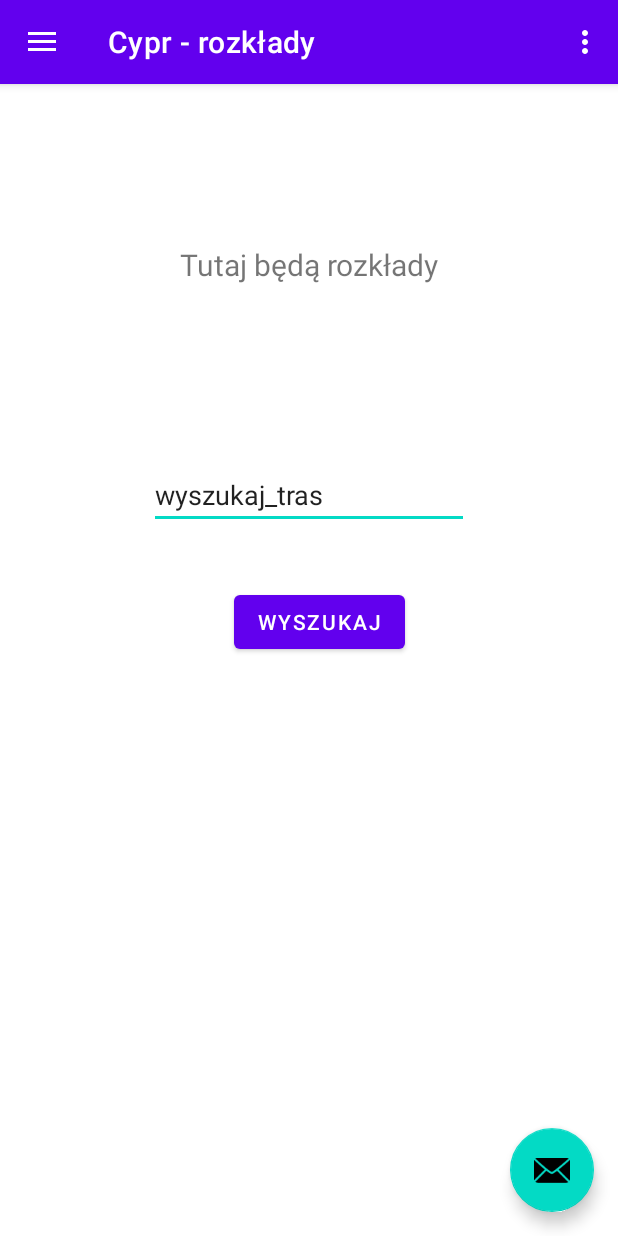
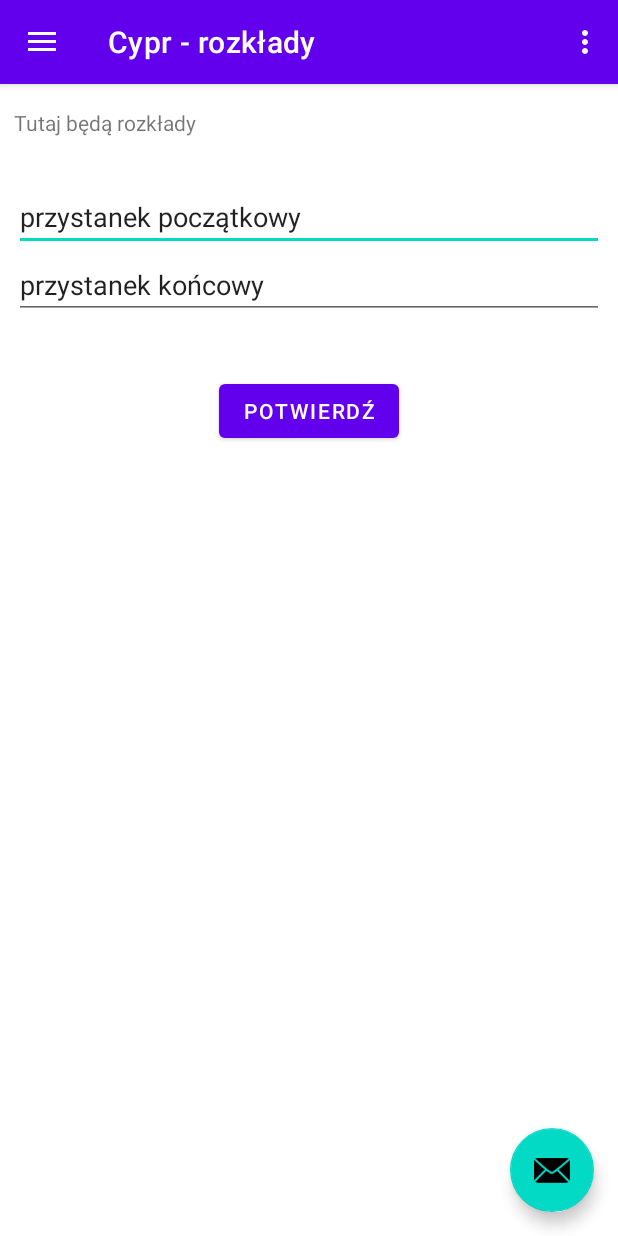
Before and after one commit to Arkadiusz-K/jakDojadeCypr, an Android app: the screen it shows after launch (MainActivity), in the side drawer, after a tap on "Trasa", on a phone screen of 412 x 824 dp. Run offline under Robolectric (Android 15) with nearby library versions, the phone set to English and light mode, and no system bars; our stand-ins replace Firebase (no records; nobody signed in at launch, a user with empty details on screens opened directly), navigation-ui.

Commit message:
route - beggining

```diff
--- a/app/src/main/java/com/example/cyprjakdojade/ui/gallery/GalleryFragment.java
+++ b/app/src/main/java/com/example/cyprjakdojade/ui/gallery/GalleryFragment.java
@@ -4,6 +4,8 @@ import android.os.Bundle;
 import android.view.LayoutInflater;
 import android.view.View;
 import android.view.ViewGroup;
+import android.widget.Button;
+import android.widget.EditText;
 import android.widget.TextView;
 
 import androidx.annotation.NonNull;
@@ -13,6 +15,11 @@ import androidx.lifecycle.Observer;
 import androidx.lifecycle.ViewModelProvider;
 
 import com.example.cyprjakdojade.R;
+import com.google.firebase.database.DataSnapshot;
+import com.google.firebase.database.DatabaseError;
+import com.google.firebase.database.DatabaseReference;
+import com.google.firebase.database.FirebaseDatabase;
+import com.google.firebase.database.ValueEventListener;
 
 public class GalleryFragment extends Fragment {
 
@@ -23,13 +30,41 @@ public class GalleryFragment extends Fragment {
         galleryViewModel =
                 new ViewModelProvider(this).get(GalleryViewModel.class);
         View root = inflater.inflate(R.layout.fragment_gallery, container, false);
-        final TextView textView = root.findViewById(R.id.text_gallery);
+        final TextView textView = root.findViewById(R.id.trasa);
         galleryViewModel.getText().observe(getViewLifecycleOwner(), new Observer<String>() {
             @Override
             public void onChanged(@Nullable String s) {
                 textView.setText(s);
             }
         });
+
+        EditText trasaPrzystanekPoczatkowy = root.findViewById(R.id.trasaPoczatkowy);
+        EditText trasaPrzystanekKoncowy = root.findViewById(R.id.trasaKoncowy);
+        Button button = (Button)root.findViewById(R.id.buttonTrasa);
+        final FirebaseDatabase database = FirebaseDatabase.getInstance();
+        button.setOnClickListener(new View.OnClickListener(){
+            @Override
+            public void onClick(View v) {
+                String przystanekPoczatkowy = trasaPrzystanekPoczatkowy.getText().toString();
+                String przystanekKoncowy = trasaPrzystanekKoncowy.getText().toString();
+                DatabaseReference ref = database.getReference("trasa").child(przystanekPoczatkowy);
+                ValueEventListener valueEventListener = new ValueEventListener() {
+
+                    @Override
+                    public void onDataChange(@NonNull DataSnapshot snapshot) {
+                        System.out.println("jestem w onDataCgange: "+ref.getKey());
+                        System.out.println("@@@@@@@@@@@@@@ ilosc dzieci: "+snapshot.getChildrenCount());
+                    }
+
+                    @Override
+                    public void onCancelled(@NonNull DatabaseError error) {
+
+                    }
+                };
+                ref.addListenerForSingleValueEvent(valueEventListener);
+            }
+            });
+
         return root;
     }
 }
--- a/app/src/main/java/com/example/cyprjakdojade/ui/home/HomeFragment.java
+++ b/app/src/main/java/com/example/cyprjakdojade/ui/home/HomeFragment.java
@@ -1,5 +1,6 @@
 package com.example.cyprjakdojade.ui.home;
 
+import android.annotation.SuppressLint;
 import android.os.Bundle;
 import android.view.LayoutInflater;
 import android.view.View;
@@ -55,6 +56,7 @@ public class HomeFragment extends Fragment {
         time = root.findViewById(R.id.editTextTime);
         Button button = (Button)root.findViewById(R.id.buttonSearch);
         button.setOnClickListener(new View.OnClickListener(){
+            @SuppressLint("SetTextI18n")
             @Override
             public void onClick(View view){
                 // wczytanie danych
@@ -76,10 +78,12 @@ public class HomeFragment extends Fragment {
                     @Override
                     public void onDataChange(DataSnapshot dataSnapshot) {
                         if(dataSnapshot != null && dataSnapshot.getChildren()!=null && dataSnapshot.getChildren().iterator().hasNext()){
+                            System.out.println("@@@@@@@@@@@@@@ ilosc dzieci: "+dataSnapshot.getChildrenCount());
                             int i=1;
                             int godzinaInt=0;
                             for(DataSnapshot ds : dataSnapshot.getChildren()){
                                 String godzOdjazdu = (String)ds.getValue();
+                                assert godzOdjazdu != null;
                                 String[] podzielonaGodzina = godzOdjazdu.split(":");
                                 String godzina = podzielonaGodzina[0]+podzielonaGodzina[1];
                                 try {
@@ -113,13 +117,8 @@ public class HomeFragment extends Fragment {
                         if (timetable.size() == 0)
                             System.out.println("Pusta lista????????????????????????");
                         i = 0;
-                        System.out.println("GODZINA INT: " + czasOdjazdu);
                         timetable = HomeFunctions.najblizszaGodzina(timetable, czasOdjazdu);
                         System.out.println("---------------------------------------------------");
-                        /*for (int time : timetable) {
-                            System.out.println("nr: " + i + " ,po powrocie z funkcji: " + time);
-                            i++;
-                        }*/
                         for(int j=0;j<3;j++){
                             System.out.println("Z tablicy!!!!!!! :" + timetable.get(j));
                         }
--- a/app/src/main/java/com/example/cyprjakdojade/ui/home/HomeFunctions.java
+++ b/app/src/main/java/com/example/cyprjakdojade/ui/home/HomeFunctions.java
@@ -8,8 +8,6 @@ import java.util.ArrayList;
 
 public class HomeFunctions {
     public static ArrayList<Integer> najblizszaGodzina(ArrayList<Integer> list, int i){
-        System.out.println("GODZINA I OUTPUT POWINIEN BYC OD NIEJ WIEKSZY: "+i);
-        System.out.println("PIERWSZA WARTOSC Z LISTY: "+list.get(0));
         if(i<=list.get(0)) {
             System.out.println("i wieksze niz list.get(0)");
             return list;
@@ -18,7 +16,6 @@ public class HomeFunctions {
         int doWpisania = 3;
         for(int j : list){
             if(i<=j && doWpisania>0){
-                System.out.println("i: "+i+" ,na liście:"+j+"j dodane do listy");
                 resultList.add(j);
                 doWpisania--;
             }
--- a/app/src/main/res/layout/fragment_gallery.xml
+++ b/app/src/main/res/layout/fragment_gallery.xml
@@ -2,47 +2,71 @@
 <androidx.constraintlayout.widget.ConstraintLayout xmlns:android="http://schemas.android.com/apk/res/android"
     xmlns:app="http://schemas.android.com/apk/res-auto"
     xmlns:tools="http://schemas.android.com/tools"
+    android:id="@+id/rozkladJazdy"
     android:layout_width="match_parent"
     android:layout_height="match_parent"
     tools:context=".ui.gallery.GalleryFragment">
 
-    <TextView
-        android:id="@+id/text_gallery"
-        android:layout_width="match_parent"
+    <LinearLayout
+        android:id="@+id/linearLayout2"
+        android:layout_width="393dp"
+        android:layout_height="0dp"
+        android:layout_marginTop="16dp"
+        android:orientation="vertical"
+        app:layout_constraintEnd_toEndOf="parent"
+        app:layout_constraintStart_toStartOf="parent"
+        app:layout_constraintTop_toTopOf="parent">
+
+        <TextView
+            android:id="@+id/trasa"
+            android:layout_width="match_parent"
+            android:layout_height="50dp"
+            android:layout_gravity="center"
+            android:text="TextView" />
+
+        <EditText
+            android:id="@+id/trasaPoczatkowy"
+            android:layout_width="match_parent"
+            android:layout_height="wrap_content"
+            android:height="50dp"
+            android:ems="10"
+            android:inputType="textPersonName"
+            android:text="przystanek początkowy" />
+
+        <EditText
+            android:id="@+id/trasaKoncowy"
+            android:layout_width="match_parent"
+            android:layout_height="wrap_content"
+            android:height="50dp"
+            android:ems="10"
+            android:inputType="textPersonName"
+            android:text="przystanek końcowy" />
+
+    </LinearLayout>
+
+    <Button
+        android:id="@+id/buttonTrasa"
+        android:layout_width="wrap_content"
         android:layout_height="wrap_content"
-        android:layout_marginStart="8dp"
-        android:layout_marginTop="8dp"
-        android:layout_marginEnd="8dp"
-        android:textAlignment="center"
-        android:textSize="20sp"
+        android:layout_marginTop="194dp"
+        android:layout_marginBottom="18dp"
+        android:text="Potwierdź"
+        app:layout_constraintBottom_toTopOf="@+id/linearLayout3"
+        app:layout_constraintEnd_toEndOf="parent"
+        app:layout_constraintStart_toStartOf="parent"
+        app:layout_constraintTop_toTopOf="parent" />
+
+    <LinearLayout
+        android:id="@+id/linearLayout3"
+        android:layout_width="0dp"
+        android:layout_height="0dp"
+        android:layout_marginStart="9dp"
+        android:layout_marginEnd="9dp"
+        android:layout_marginBottom="3dp"
+        android:orientation="vertical"
         app:layout_constraintBottom_toBottomOf="parent"
         app:layout_constraintEnd_toEndOf="parent"
-        app:layout_constraintHorizontal_bias="1.0"
         app:layout_constraintStart_toStartOf="parent"
-        app:layout_constraintTop_toTopOf="parent"
-        app:layout_constraintVertical_bias="0.135" />
-
-    <Button
-        android:id="@+id/buttonSearch"
-        android:layout_width="wrap_content"
-        android:layout_height="wrap_content"
-        android:layout_marginStart="148dp"
-        android:layout_marginTop="228dp"
-        android:text="@string/wyszukaj"
-        app:layout_constraintStart_toStartOf="@+id/text_gallery"
-        app:layout_constraintTop_toTopOf="@+id/text_gallery" />
-
-    <EditText
-        android:id="@+id/editTextTextPersonName"
-        android:layout_width="wrap_content"
-        android:layout_height="wrap_content"
-        android:layout_marginBottom="38dp"
-        android:autofillHints=""
-        android:ems="10"
-        android:inputType="textPersonName"
-        android:text="@string/wyszukaj_tras"
-        app:layout_constraintBottom_toTopOf="@+id/buttonSearch"
-        app:layout_constraintEnd_toEndOf="parent"
-        app:layout_constraintStart_toStartOf="parent" />
+        app:layout_constraintTop_toBottomOf="@+id/buttonTrasa"></LinearLayout>
 
 </androidx.constraintlayout.widget.ConstraintLayout>
```
